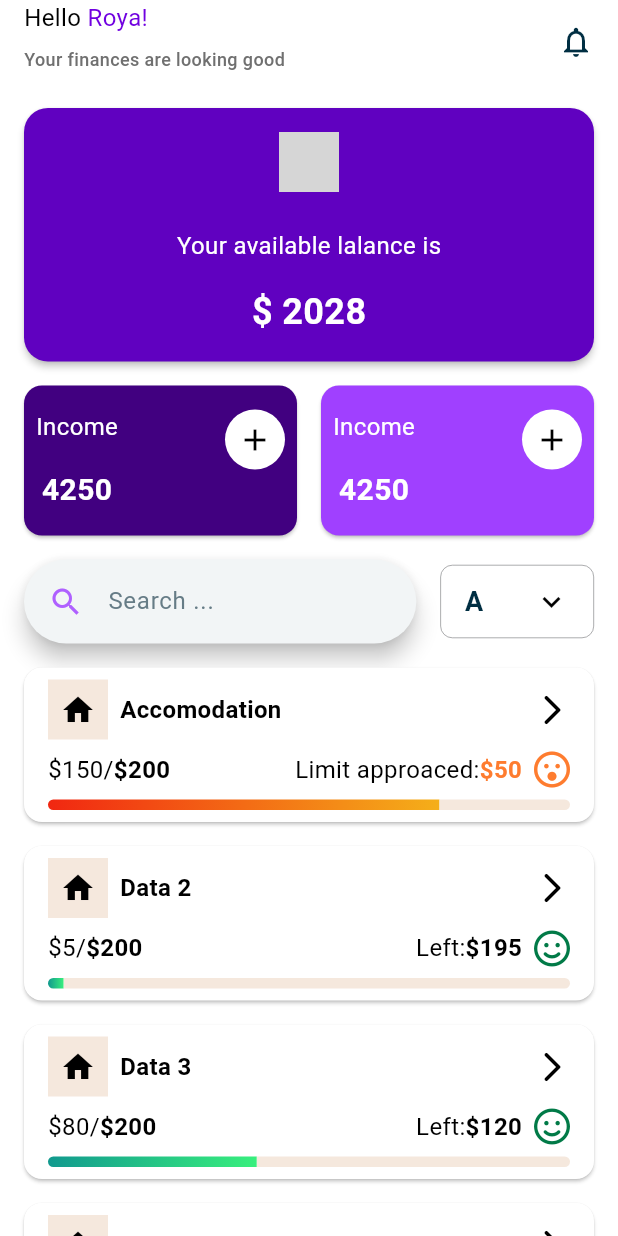
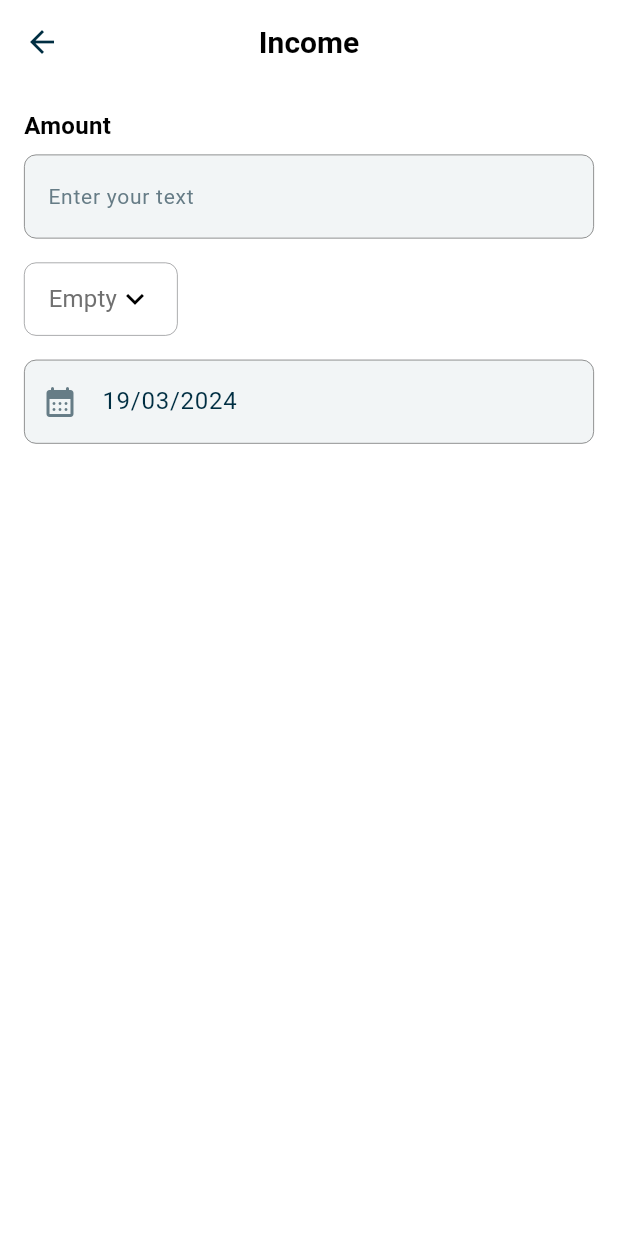
Before and after one commit to Nguyen-Loi/budge_app, a Flutter app: the HomeView screen opened directly, after a tap on the "add" icon, on a phone screen of 412 x 824 dp. Run offline on Flutter 3.47's test engine with Material 3 defaults, Android fonts, the light colour scheme and no system bars; drawn by our look-alikes of cached_network_image; our stand-ins replace cloud_firestore, firebase_auth, firebase_core, firebase_storage, flutter_riverpod, flutter_svg and 3 more; accounts and stored records are empty; generated files the repository leaves out were written again; network calls fail; Roboto replaces fonts that are missing (PublicSans); grey boxes are pictures that could not be loaded.

Commit message:
Income view base

```diff
--- /dev/null
+++ b/lib/common/type_def.dart
@@ -0,0 +1 @@
+typedef OnChangeDate = Function(DateTime dateTime);
--- /dev/null
+++ b/lib/common/widget/picker/b_picker_datetime.dart
@@ -0,0 +1,68 @@
+import 'package:budget_app/common/type_def.dart';
+import 'package:budget_app/constants/icon_constants.dart';
+import 'package:budget_app/utils/b_date_time.dart';
+import 'package:flutter/material.dart';
+
+class BPickerDatetime extends StatefulWidget {
+  const BPickerDatetime(
+      {Key? key,
+      this.initialDate,
+      required this.firstDate,
+      this.lastDate,
+      required this.onChanged})
+      : super(key: key);
+  final DateTime? initialDate;
+  final DateTime firstDate;
+  final DateTime? lastDate;
+  final OnChangeDate onChanged;
+
+  @override
+  State<BPickerDatetime> createState() => _BPickerDatetimeState();
+}
+
+class _BPickerDatetimeState extends State<BPickerDatetime> {
+  late TextEditingController _textEditingController;
+
+  @override
+  void initState() {
+    DateTime initValue = widget.initialDate ?? DateTime.now();
+    String? strFormat = BDateTime.toFormat(initValue);
+    widget.onChanged(initValue);
+
+    _textEditingController = TextEditingController(text: strFormat);
+    super.initState();
+  }
+
+  @override
+  Widget build(BuildContext context) {
+    return TextField(
+      focusNode: _AlwaysDisabledFocusNode(),
+      controller: _textEditingController,
+      onTap: () {
+        _selectDate(context);
+      },
+      decoration: InputDecoration(
+        prefixIcon: Icon(IconConstants.calendar),
+      ),
+    );
+  }
+
+  void _selectDate(BuildContext context) async {
+    DateTime? newSelectedDate = await showDatePicker(
+      context: context,
+      initialDate: widget.initialDate ?? DateTime.now(),
+      firstDate: widget.firstDate,
+      lastDate: widget.lastDate ?? DateTime.now(),
+    );
+
+    if (newSelectedDate != null) {
+      _textEditingController.text = BDateTime.toFormat(newSelectedDate);
+      widget.onChanged(newSelectedDate);
+    }
+  }
+}
+
+class _AlwaysDisabledFocusNode extends FocusNode {
+  @override
+  bool get hasFocus => false;
+}
--- a/lib/constants/icon_constants.dart
+++ b/lib/constants/icon_constants.dart
@@ -10,6 +10,7 @@ class IconConstants {
   static IconData clear = Icons.clear;
   static IconData arrowNext = Icons.arrow_forward_ios_rounded;
   static IconData dropdown = Icons.keyboard_arrow_down;
+  static IconData calendar = Icons.calendar_month_rounded;
   static IconData emojiSmile = FontAwesomeIcons.faceSmile;
   static IconData emojiSurprise = FontAwesomeIcons.faceSurprise;
   static IconData emojiFrown = FontAwesomeIcons.faceFrown;
--- a/lib/features/auth/view/login_view.dart
+++ b/lib/features/auth/view/login_view.dart
@@ -10,7 +10,7 @@ import 'package:budget_app/constants/assets_constants.dart';
 import 'package:budget_app/constants/color_constants.dart';
 import 'package:budget_app/constants/gap_constants.dart';
 import 'package:budget_app/features/auth/view/sign_up_view.dart';
-import 'package:budget_app/features/home/view/home_view.dart';
+import 'package:budget_app/features/home/home_view.dart';
 import 'package:flutter/material.dart';
 import 'package:flutter_riverpod/flutter_riverpod.dart';
 import 'package:flutter_svg/flutter_svg.dart';
--- a/lib/features/home/view/home_view.dart
+++ b/lib/features/home/home_view.dart
@@ -1,15 +1,16 @@
 import 'package:budget_app/common/widget/b_dropdown.dart';
+import 'package:budget_app/common/widget/b_image.dart';
 import 'package:budget_app/common/widget/b_search_bar.dart';
 import 'package:budget_app/common/widget/b_text.dart';
 import 'package:budget_app/common/widget/b_text_rich.dart';
-import 'package:budget_app/common/widget/form/b_image.dart';
-import 'package:budget_app/common/widget/form/with_spacing.dart';
+import 'package:budget_app/common/widget/with_spacing.dart';
 import 'package:budget_app/constants/color_constants.dart';
 import 'package:budget_app/constants/gap_constants.dart';
 import 'package:budget_app/constants/icon_constants.dart';
 import 'package:budget_app/features/home/controller/home_controller.dart';
 import 'package:budget_app/features/home/widgets/home_budge_card.dart';
 import 'package:budget_app/features/home/widgets/home_item_come.dart';
+import 'package:budget_app/features/income/income_view.dart';
 import 'package:flutter/material.dart';
 
 class HomeView extends StatelessWidget {
@@ -44,7 +45,7 @@ class HomeView extends StatelessWidget {
         children: [
           _cardBalance(),
           gapH16,
-          _inComeAndExpense(),
+          _inComeAndExpense(context),
           gapH16,
           _searchAndCategory(),
           gapH16,
@@ -76,7 +77,7 @@ class HomeView extends StatelessWidget {
     );
   }
 
-  Widget _inComeAndExpense() {
+  Widget _inComeAndExpense(BuildContext context) {
     return Row(
       children: [
         Expanded(
@@ -84,12 +85,15 @@ class HomeView extends StatelessWidget {
               title: 'Income',
               money: 4250,
               color: ColorConstants.purple11,
-              onTap: () {}),
+              onTap: () {
+                Navigator.push(
+                    context, MaterialPageRoute(builder: (_) => IncomeView()));
+              }),
         ),
         gapW16,
         Expanded(
           child: HomeItemCome(
-              title: 'Income',
+              title: 'Expense',
               money: 4250,
               color: ColorConstants.purple21,
               onTap: () {}),
--- /dev/null
+++ b/lib/features/income/income_view.dart
@@ -0,0 +1,49 @@
+import 'package:budget_app/common/log.dart';
+import 'package:budget_app/common/widget/b_dropdown.dart';
+import 'package:budget_app/common/widget/b_text.dart';
+import 'package:budget_app/common/widget/form/b_form_field_text.dart';
+import 'package:budget_app/common/widget/picker/b_picker_datetime.dart';
+import 'package:budget_app/common/widget/with_spacing.dart';
+import 'package:flutter/material.dart';
+
+class IncomeView extends StatelessWidget {
+  IncomeView({Key? key}) : super(key: key);
+
+  DateTime get firstDate {
+    DateTime now = DateTime.now();
+    return DateTime(now.year, now.month, now.day - 10);
+  }
+
+  final TextEditingController _controllerAmount = TextEditingController();
+  @override
+  Widget build(BuildContext context) {
+    return Scaffold(
+      appBar: AppBar(
+        title: const BText.h2('Income'),
+        centerTitle: true,
+      ),
+      body: Padding(
+        padding: const EdgeInsets.all(16),
+        child: ColumnWithSpacing(
+          crossAxisAlignment: CrossAxisAlignment.start,
+          children: [
+            BFormFieldText(
+              _controllerAmount,
+              label: 'Amount',
+            ),
+            BDropdown<String>(
+                label: (v) => v.toString(),
+                items: const ['USD', 'VND'],
+                onChanged: (v) {}),
+            BPickerDatetime(
+              firstDate: firstDate,
+              onChanged: (date) {
+                logSuccess(date.toString());
+              },
+            )
+          ],
+        ),
+      ),
+    );
+  }
+}
--- /dev/null
+++ b/lib/utils/b_date_time.dart
@@ -0,0 +1,7 @@
+import 'package:intl/intl.dart';
+
+class BDateTime {
+  static String toFormat(DateTime dateTime, {String strFormat = 'dd/MM/yyyy'}) {
+    return DateFormat(strFormat).format(dateTime);
+  }
+}
```
Also changed, not shown: lib/common/widget/b_image.dart (renamed from lib/common/widget/form/b_image.dart), lib/common/widget/with_spacing.dart (renamed from lib/common/widget/form/with_spacing.dart).
